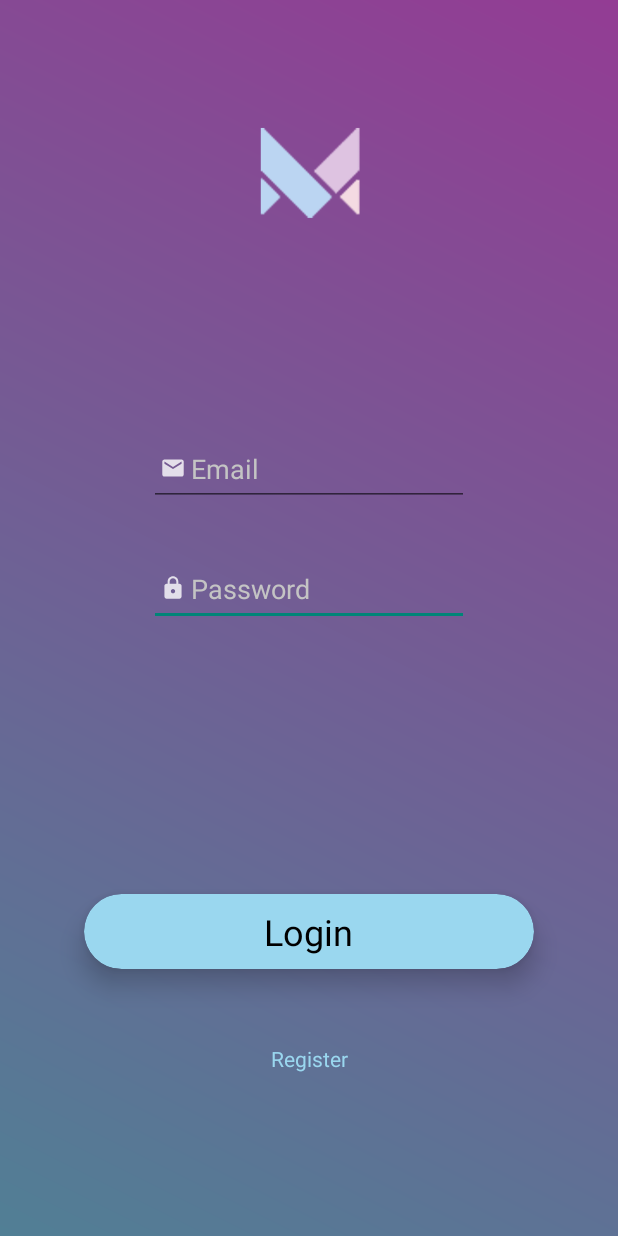
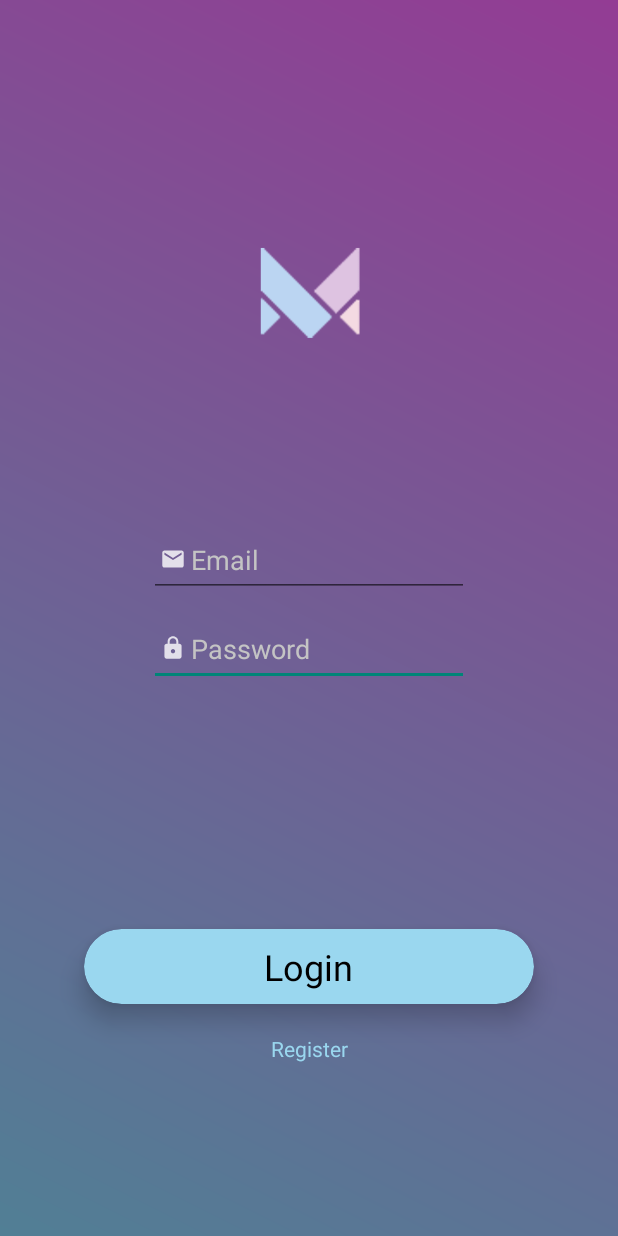
Before and after one commit to jdtran96/Magnite, an Android app: the screen it shows after launch (LoginPage), on a phone screen of 412 x 824 dp. Run offline under Robolectric (Android 15) with nearby library versions, the phone set to English and light mode, and no system bars.

```diff
--- a/app/src/main/res/layout/activity_main.xml
+++ b/app/src/main/res/layout/activity_main.xml
@@ -16,20 +16,19 @@
         android:layout_alignParentStart="true"
         android:layout_alignParentEnd="true"
         android:layout_alignParentBottom="true"
-        android:layout_marginTop="64dp"
         android:contentDescription="Magnite Logo"
+        app:layout_constraintBottom_toBottomOf="parent"
         app:layout_constraintEnd_toEndOf="parent"
         app:layout_constraintStart_toStartOf="parent"
         app:layout_constraintTop_toTopOf="parent"
+        app:layout_constraintVertical_bias="0.19999999"
         app:srcCompat="@drawable/m_logo" />
 
     <android.support.design.widget.TextInputEditText
         android:id="@+id/textInputEditText2"
         android:layout_width="213dp"
         android:layout_height="49dp"
-        android:layout_marginStart="100dp"
-        android:layout_marginTop="200dp"
-        android:layout_marginEnd="100dp"
+        android:layout_marginTop="10dp"
         android:drawableLeft="@drawable/ic_action_pass"
         android:hint="Password"
         android:inputType="textPassword"
@@ -38,39 +37,35 @@
         android:visibility="visible"
         app:layout_constraintEnd_toEndOf="parent"
         app:layout_constraintStart_toStartOf="parent"
-        app:layout_constraintTop_toBottomOf="@+id/MagniteLogo" />
+        app:layout_constraintTop_toBottomOf="@+id/textInputEditText" />
 
     <android.support.design.widget.TextInputEditText
         android:id="@+id/textInputEditText"
         android:layout_width="213dp"
         android:layout_height="49dp"
-        android:layout_marginStart="100dp"
-        android:layout_marginTop="120dp"
-        android:layout_marginEnd="100dp"
         android:drawableLeft="@drawable/ic_action_email"
         android:hint="Email"
         android:textColor="#9ad7ef"
         android:textColorHint="@color/colorHintText"
         android:visibility="visible"
+        app:layout_constraintBottom_toBottomOf="parent"
         app:layout_constraintEnd_toEndOf="parent"
         app:layout_constraintStart_toStartOf="parent"
-        app:layout_constraintTop_toBottomOf="@+id/MagniteLogo" />
+        app:layout_constraintTop_toTopOf="parent"
+        app:layout_constraintVertical_bias="0.45" />
 
     <android.support.v7.widget.CardView
         android:id="@+id/Login_Button"
         android:layout_width="300dp"
         android:layout_height="50dp"
-        android:layout_marginStart="60dp"
-        android:layout_marginTop="200dp"
-        android:layout_marginEnd="60dp"
-        android:layout_marginBottom="200dp"
         app:cardBackgroundColor="#9ad7ef"
         app:cardCornerRadius="25dp"
         app:cardElevation="10dp"
         app:layout_constraintBottom_toBottomOf="parent"
         app:layout_constraintEnd_toEndOf="parent"
         app:layout_constraintStart_toStartOf="parent"
-        app:layout_constraintTop_toBottomOf="@+id/textInputEditText2">
+        app:layout_constraintTop_toTopOf="parent"
+        app:layout_constraintVertical_bias="0.8">
 
         <RelativeLayout
             android:layout_width="match_parent"
@@ -91,9 +86,7 @@
         android:id="@+id/Reg_Link"
         android:layout_width="wrap_content"
         android:layout_height="wrap_content"
-        android:layout_marginStart="175dp"
-        android:layout_marginTop="50dp"
-        android:layout_marginEnd="175dp"
+        android:layout_marginTop="20dp"
         android:text="Register"
         android:textColor="#9ad7ef"
         android:textColorLink="#9ad7ef"
```
